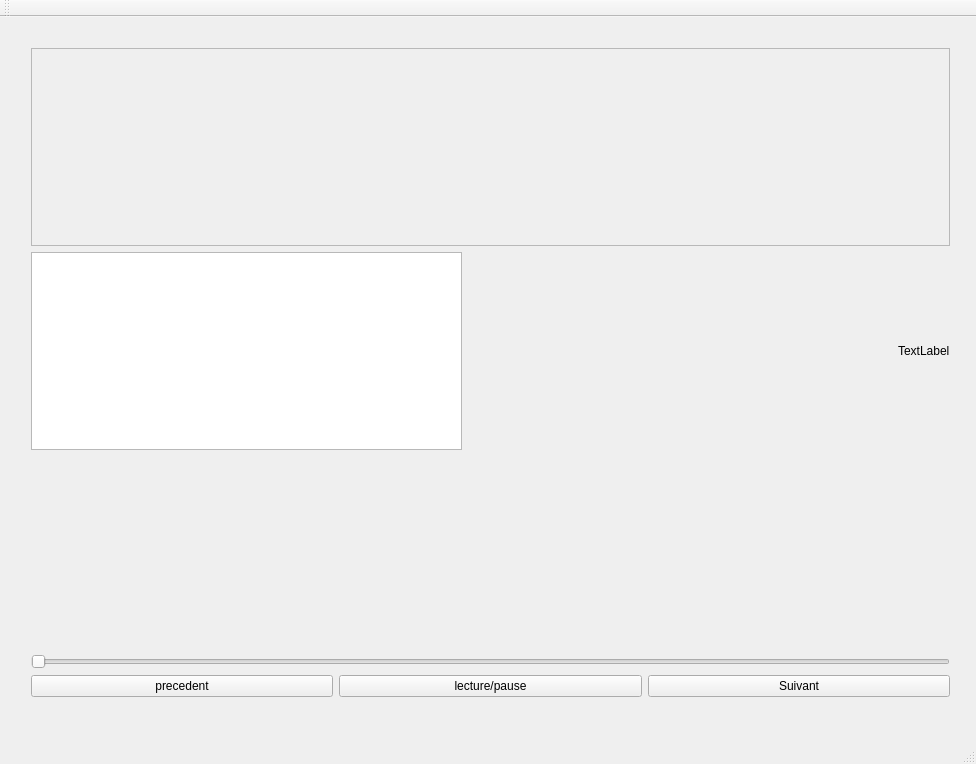
Qt form client/mainwindow.ui (werew/mpv-gui) before a commit.
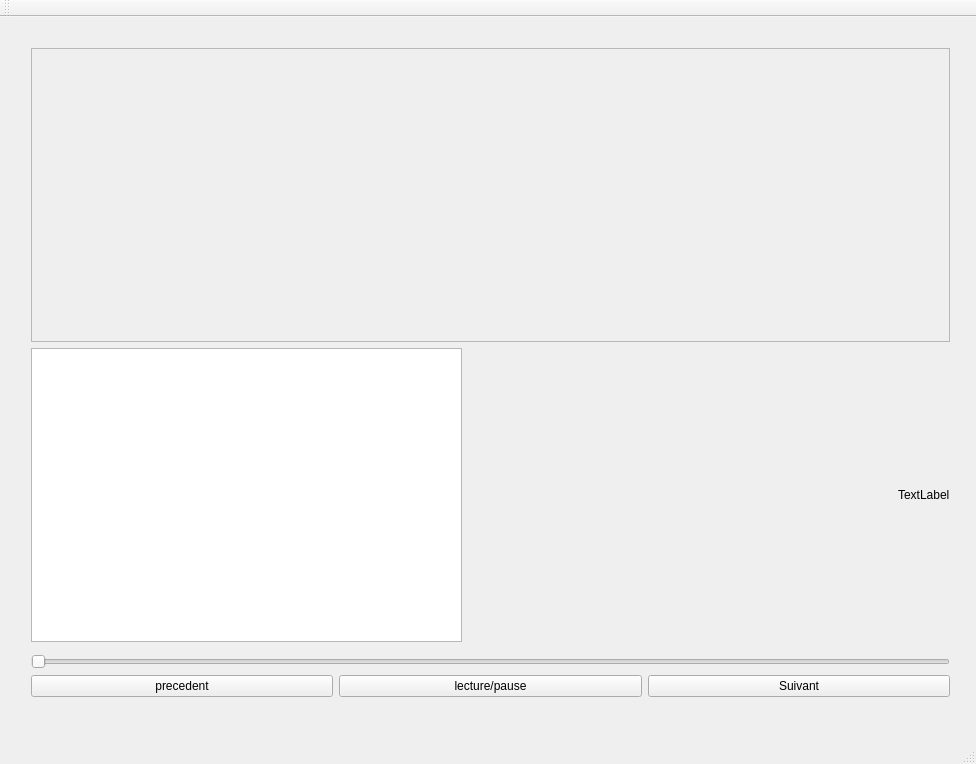
The same form after that commit. Custom widgets are drawn as their Qt base class.

Commit message: Create custom widget

```diff
--- a/client/mainwindow.ui
+++ b/client/mainwindow.ui
@@ -35,7 +35,7 @@
           <x>0</x>
           <y>0</y>
           <width>937</width>
-          <height>193</height>
+          <height>286</height>
          </rect>
         </property>
        </widget>
@@ -69,17 +69,11 @@
       </layout>
      </item>
      <item>
-      <spacer name="verticalSpacer">
-       <property name="orientation">
-        <enum>Qt::Vertical</enum>
+      <widget class="VolumeWidget" name="volume" native="true">
+       <property name="styleSheet">
+        <string notr="true">background-color: black;</string>
        </property>
-       <property name="sizeHint" stdset="0">
-        <size>
-         <width>20</width>
-         <height>40</height>
-        </size>
-       </property>
-      </spacer>
+      </widget>
      </item>
      <item>
       <layout class="QVBoxLayout" name="verticalLayout_2">
@@ -141,6 +135,14 @@
   <widget class="QStatusBar" name="statusBar"/>
  </widget>
  <layoutdefault spacing="6" margin="11"/>
+ <customwidgets>
+  <customwidget>
+   <class>VolumeWidget</class>
+   <extends>QWidget</extends>
+   <header>volumewidget.h</header>
+   <container>1</container>
+  </customwidget>
+ </customwidgets>
  <resources/>
  <connections/>
 </ui>
```
The commit also changes 4 other files.
